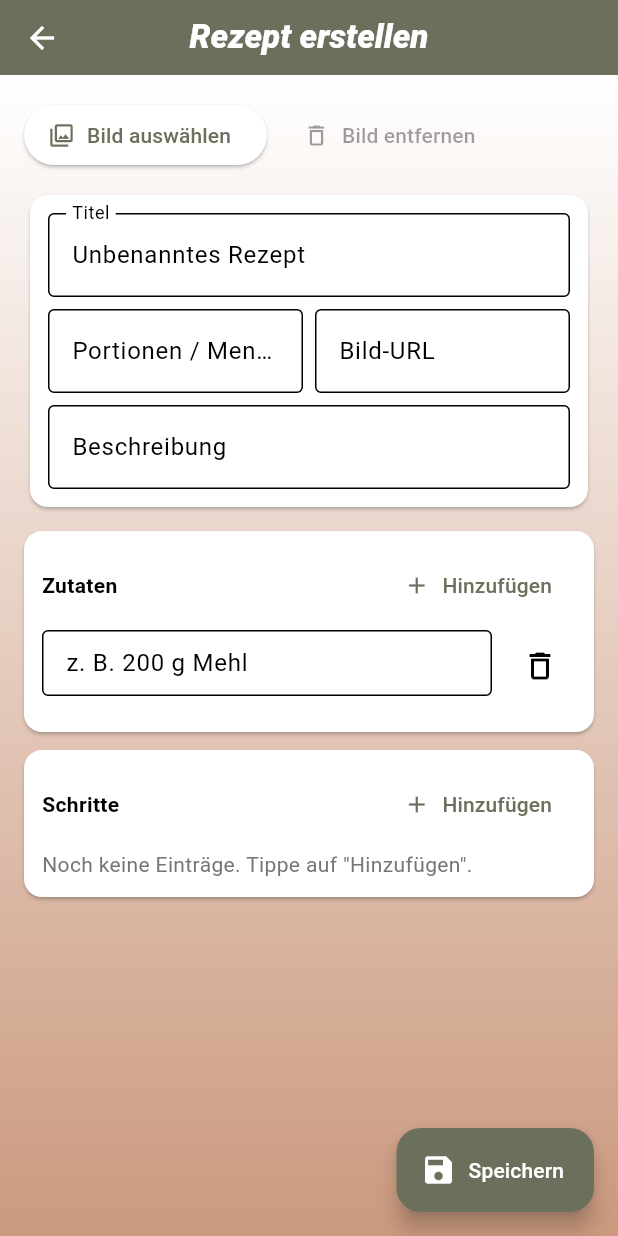
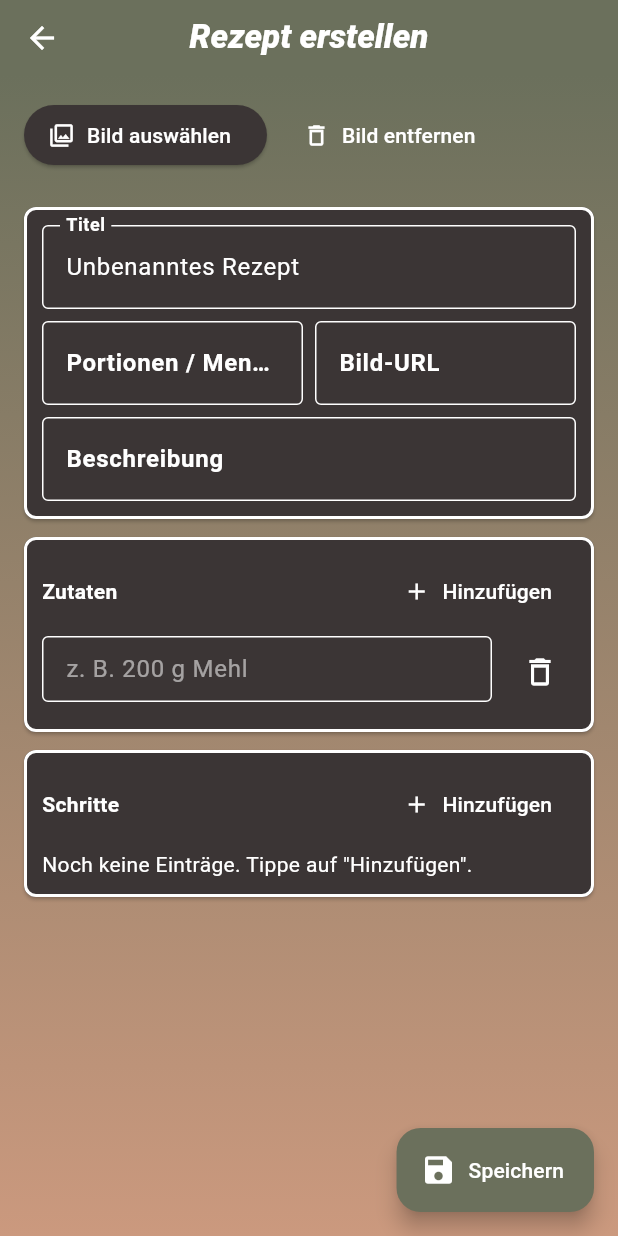
Before and after one commit to jonaah/rezept, a Flutter app: the AddEditRecipeScreen screen opened by its route, after a tap on "Hinzufügen", on a phone screen of 412 x 824 dp. Run offline on Flutter 3.47's test engine with Material 3 defaults, Android fonts, the phone set to English and light mode, and no system bars; our stand-ins replace flutter_speed_dial, image_picker; missing offline and left inert: icons_flutter; statements that could not run were skipped.

Commit message:
commit hehe

```diff
--- a/lib/ui/categories/widgets/category_create_sheet.dart
+++ b/lib/ui/categories/widgets/category_create_sheet.dart
@@ -7,6 +7,7 @@ import 'package:rezept/data/repositories/category_repository.dart';
 import 'package:rezept/data/repositories/recipe_repository.dart';
 import 'package:rezept/domain/models/category.dart';
 import 'package:rezept/domain/models/recipe.dart';
+import 'package:icons_flutter/icons_flutter.dart';
 
 class CategoryCreateSheet extends StatefulWidget {
   const CategoryCreateSheet({super.key});
@@ -34,7 +35,7 @@ class _CategoryCreateSheetState extends State<CategoryCreateSheet> {
   final _icons = const <({String key, String label, IconData icon})>[
     (key: 'vegi', label: 'Vegi', icon: Icons.eco_outlined),
     (key: 'fleisch', label: 'Fleisch', icon: Icons.set_meal_outlined),
-    (key: 'fisch', label: 'Fisch', icon: Icons.lunch_dining_outlined),
+    (key: 'fisch', label: 'Fisch', icon : MaterialCommunityIcons.fishbowl_outline),
     (key: 'süss', label: 'Süss', icon: Icons.cake_outlined),
     (key: 'drink', label: 'Drink', icon: Icons.local_drink_outlined),
     (key: 'andere', label: 'Andere', icon: Icons.category_outlined),
--- a/lib/ui/core/themes/app_theme.dart
+++ b/lib/ui/core/themes/app_theme.dart
@@ -7,6 +7,7 @@ class AppTheme {
     const primaryColor = Color(0xFF6B705C);
     const secondaryColor = Color(0xFFCB997E);
     const backgroundColor = Color(0xFFB7B7A4);
+    const cardBackgroundColor = Color(0xFFFFE8D6);
 
     return ThemeData(
       colorScheme: ColorScheme(
@@ -16,12 +17,13 @@ class AppTheme {
         secondary: secondaryColor,
         onSecondary: Colors.white,
         background: backgroundColor,
-        onBackground: Colors.black,
+        onSurfaceVariant: Color(0xFF3B3535),
         surface: Colors.white,
         surfaceContainerHighest: Color(0xFFFFE8D6),
         onSurface: Colors.black,
         error: Colors.red,
         onError: Colors.white,
+
       ),
       useMaterial3: true,
     );
--- a/lib/ui/recipe_edit/widgets/add_edit_recipe_screen.dart
+++ b/lib/ui/recipe_edit/widgets/add_edit_recipe_screen.dart
@@ -78,14 +78,18 @@ class _AddEditRecipeScreenState extends State<AddEditRecipeScreen> {
                 children: [
                   ElevatedButton.icon(
                     onPressed: _pickImage,
-                    icon: const Icon(Icons.photo_library_outlined),
+                    icon: const Icon(Icons.photo_library_outlined, color: Colors.white,),
                     label: const Text('Bild auswählen'),
+                    style: ElevatedButton.styleFrom(
+                      backgroundColor: Theme.of(context).colorScheme.onSurfaceVariant,
+                      foregroundColor: Colors.white,
+                    ),
                   ),
                   const SizedBox(width: 12),
                   TextButton.icon(
                     onPressed: (r.imagePath != null || (r.imageUrl != null && r.imageUrl!.isNotEmpty)) ? _vm.removeImage : null,
-                    icon: const Icon(Icons.delete_outline),
-                    label: const Text('Bild entfernen'),
+                    icon: const Icon(Icons.delete_outline, color: Colors.white,),
+                    label: const Text('Bild entfernen', style: TextStyle(color: Colors.white),),
                   ),
                 ],
               ),
@@ -132,7 +136,7 @@ class _AddEditRecipeScreenState extends State<AddEditRecipeScreen> {
             decoration: BoxDecoration(
               gradient: LinearGradient(
                 colors: [
-                  Theme.of(context).colorScheme.surface,
+                  Theme.of(context).colorScheme.primary,
                   Theme.of(context).colorScheme.secondary,
                 ],
                 begin: Alignment.topCenter,
--- a/lib/ui/shared/recipe_editor.dart
+++ b/lib/ui/shared/recipe_editor.dart
@@ -42,7 +42,12 @@ class RecipeEditor extends StatelessWidget {
     String hintText = '',
   }) {
     return Card(
+      color: Theme.of(context).colorScheme.onSurfaceVariant,
       margin: const EdgeInsets.only(top: 12),
+      shape: RoundedRectangleBorder(
+        borderRadius: BorderRadius.circular(8),
+        side: const BorderSide(color: Colors.white, width: 2),
+      ),
       child: Padding(
         padding: const EdgeInsets.all(12),
         child: Column(
@@ -51,19 +56,19 @@ class RecipeEditor extends StatelessWidget {
             Row(
               mainAxisAlignment: MainAxisAlignment.spaceBetween,
               children: [
-                Text(title, style: const TextStyle(fontWeight: FontWeight.bold)),
-                TextButton.icon(onPressed: onAdd, icon: const Icon(Icons.add), label: const Text('Hinzufügen')),
+                Text(title, style: const TextStyle(fontWeight: FontWeight.bold, color: Colors.white)),
+                TextButton.icon(onPressed: onAdd, icon: const Icon(Icons.add, color: Colors.white), label: const Text('Hinzufügen', style: TextStyle(color: Colors.white))),
               ],
             ),
             const SizedBox(height: 6),
             if (items.isEmpty)
-              Text('Noch keine Einträge. Tippe auf "Hinzufügen".', style: TextStyle(color: Colors.grey[600]))
+              Text('Noch keine Einträge. Tippe auf "Hinzufügen".', style: TextStyle(color: Colors.white))
             else
               ...items.asMap().entries.map((e) {
                 final idx = e.key;
                 final val = e.value;
                 return Padding(
-                  padding: const EdgeInsets.only(bottom: 8),
+                  padding: const EdgeInsets.only(bottom: 4),
                   child: Row(
                     crossAxisAlignment: CrossAxisAlignment.start,
                     children: [
@@ -73,11 +78,22 @@ class RecipeEditor extends StatelessWidget {
                           initialValue: val,
                           onChanged: (v) => onChange(idx, v),
                           maxLines: null,
+                          style: TextStyle(color: Colors.white),
                           decoration: InputDecoration(
                             isDense: true,
+                            labelStyle: TextStyle(fontWeight: FontWeight.bold, color: Colors.white),
                             hintText: hintText.isNotEmpty ? hintText : '$title $idx',
-                            border: const OutlineInputBorder(),
+                            hintStyle: const TextStyle(color: Colors.white54),
                             contentPadding: const EdgeInsets.symmetric(vertical: 10, horizontal: 12),
+                            border: OutlineInputBorder(
+                              borderSide: BorderSide(color: Colors.white),
+                            ),
+                            enabledBorder: OutlineInputBorder(
+                              borderSide: BorderSide(color: Colors.white),
+                            ),
+                            focusedBorder: OutlineInputBorder(
+                              borderSide: BorderSide(color: Colors.white, width: 2),
+                            ),
                           ),
                         ),
                       ),
@@ -85,7 +101,7 @@ class RecipeEditor extends StatelessWidget {
                       IconButton(
                         tooltip: 'Entfernen',
                         onPressed: () => onRemove(idx),
-                        icon: const Icon(Icons.delete_outline),
+                        icon: const Icon(Icons.delete_outline, color: Colors.white,),
                       ),
                     ],
                   ),
@@ -121,7 +137,15 @@ class RecipeEditor extends StatelessWidget {
                     ),
             ),
           ),
-        Card(
+        SizedBox(
+          width: double.infinity,
+          child: Card(
+            color: Theme.of(context).colorScheme.onSurfaceVariant,
+            margin: const EdgeInsets.only(top: 12),
+            shape: RoundedRectangleBorder(
+              borderRadius: BorderRadius.circular(8),
+              side: const BorderSide(color: Colors.white, width: 2),
+            ),
           child: Padding(
             padding: const EdgeInsets.all(12),
             child: Column(
@@ -131,7 +155,20 @@ class RecipeEditor extends StatelessWidget {
                   key: ValueKey('title-${r.id}'),
                   initialValue: r.title,
                   onChanged: onTitleChanged,
-                  decoration: const InputDecoration(labelText: 'Titel', border: OutlineInputBorder()),
+                  style: const TextStyle(color: Colors.white),
+                  decoration: const InputDecoration(
+                    labelText: 'Titel',
+                    labelStyle: TextStyle(fontWeight: FontWeight.bold, color: Colors.white),
+                    border: OutlineInputBorder(
+                      borderSide: BorderSide(color: Colors.white),
+                    ),
+                    enabledBorder: OutlineInputBorder(
+                      borderSide: BorderSide(color: Colors.white),
+                    ),
+                    focusedBorder: OutlineInputBorder(
+                      borderSide: BorderSide(color: Colors.white, width: 2),
+                    ),
+                  ),
                 ),
                 const SizedBox(height: 8),
                 Row(
@@ -141,7 +178,19 @@ class RecipeEditor extends StatelessWidget {
                         key: ValueKey('servings-${r.id}'),
                         initialValue: r.servings ?? '',
                         onChanged: onServingsChanged,
-                        decoration: const InputDecoration(labelText: 'Portionen / Menge', border: OutlineInputBorder()),
+                        decoration: const InputDecoration(
+                            labelText: 'Portionen / Menge',
+                            labelStyle: TextStyle(fontWeight: FontWeight.bold, color: Colors.white),
+                            border: OutlineInputBorder(
+                            borderSide: BorderSide(color: Colors.white),
+                          ),
+                          enabledBorder: OutlineInputBorder(
+                            borderSide: BorderSide(color: Colors.white),
+                          ),
+                          focusedBorder: OutlineInputBorder(
+                            borderSide: BorderSide(color: Colors.white, width: 2),
+                          ),
+                        ),
                       ),
                     ),
                     const SizedBox(width: 8),
@@ -150,7 +199,19 @@ class RecipeEditor extends StatelessWidget {
                         key: ValueKey('image-${r.id}'),
                         initialValue: r.imageUrl ?? '',
                         onChanged: onImageUrlChanged,
-                        decoration: const InputDecoration(labelText: 'Bild-URL', border: OutlineInputBorder()),
+                        decoration: const InputDecoration(
+                            labelText: 'Bild-URL',
+                            labelStyle: TextStyle(fontWeight: FontWeight.bold, color: Colors.white),
+                            border: OutlineInputBorder(
+                            borderSide: BorderSide(color: Colors.white),
+                          ),
+                          enabledBorder: OutlineInputBorder(
+                            borderSide: BorderSide(color: Colors.white),
+                          ),
+                          focusedBorder: OutlineInputBorder(
+                            borderSide: BorderSide(color: Colors.white, width: 2),
+                          ),
+                        ),
                       ),
                     ),
                   ],
@@ -161,12 +222,25 @@ class RecipeEditor extends StatelessWidget {
                   initialValue: r.description ?? '',
                   onChanged: onDescriptionChanged,
                   maxLines: null,
-                  decoration: const InputDecoration(labelText: 'Beschreibung', border: OutlineInputBorder()),
+                  decoration: const InputDecoration(
+                      labelText: 'Beschreibung',
+                      labelStyle: TextStyle(fontWeight: FontWeight.bold, color: Colors.white),
+                      border: OutlineInputBorder(
+                      borderSide: BorderSide(color: Colors.white),
+                    ),
+                    enabledBorder: OutlineInputBorder(
+                      borderSide: BorderSide(color: Colors.white),
+                    ),
+                    focusedBorder: OutlineInputBorder(
+                      borderSide: BorderSide(color: Colors.white, width: 2),
+                    ),
+                      ),
                 ),
               ],
             ),
           ),
         ),
+      ),
         _buildEditableList(
           context: context,
           title: 'Zutaten',
--- a/pubspec.yaml
+++ b/pubspec.yaml
@@ -42,6 +42,7 @@ dependencies:
   path: ^1.9.0
   flutter_speed_dial: ^7.0.0
   image_picker: ^1.1.2
+  icons_flutter: ^0.0.5
 
 dev_dependencies:
   flutter_test:
```
Also changed, not shown: lib/ui/categories/widgets/categories_page.dart (+82 -94 lines), lib/ui/categories/widgets/category_grid_tile.dart (added, +114 -0 lines), pubspec.lock, 1 other file.
